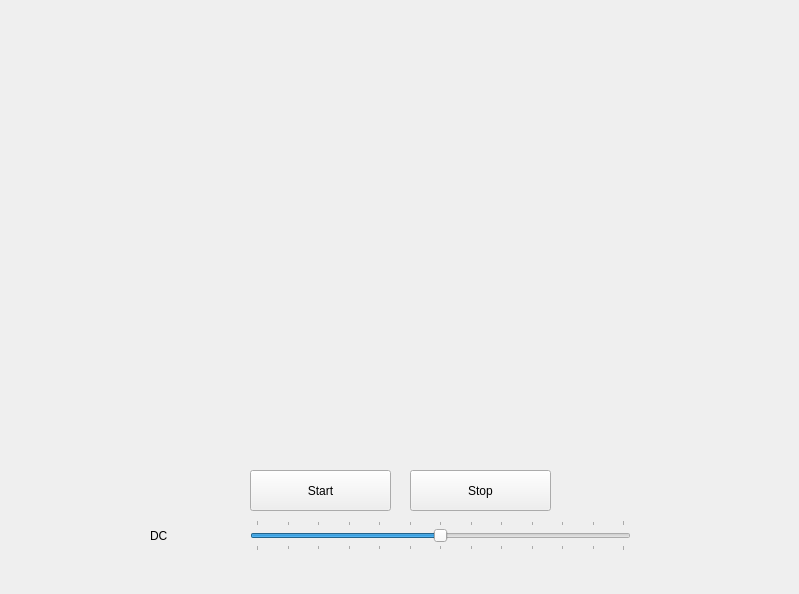
Qt form mainUI.ui (matsu490/RealtimeSimulation) before a commit.
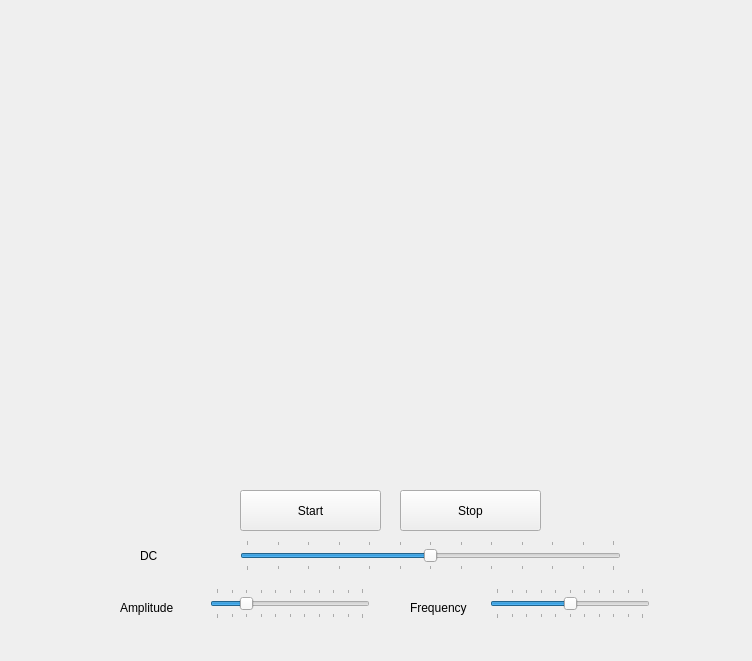
The same form after that commit.

```diff
--- a/mainUI.ui
+++ b/mainUI.ui
@@ -6,8 +6,8 @@
    <rect>
     <x>0</x>
     <y>0</y>
-    <width>799</width>
-    <height>594</height>
+    <width>752</width>
+    <height>661</height>
    </rect>
   </property>
   <property name="windowTitle">
@@ -17,8 +17,8 @@
    <widget class="QSlider" name="DCSlider">
     <property name="geometry">
      <rect>
-      <x>250</x>
-      <y>520</y>
+      <x>240</x>
+      <y>540</y>
       <width>381</width>
       <height>31</height>
      </rect>
@@ -53,16 +53,16 @@
      <rect>
       <x>0</x>
       <y>0</y>
-      <width>771</width>
-      <height>421</height>
+      <width>531</width>
+      <height>441</height>
      </rect>
     </property>
    </widget>
    <widget class="QWidget" name="ToolBarWidget" native="true">
     <property name="geometry">
      <rect>
-      <x>0</x>
-      <y>420</y>
+      <x>100</x>
+      <y>440</y>
       <width>581</width>
       <height>41</height>
      </rect>
@@ -71,8 +71,8 @@
    <widget class="QLabel" name="DCLabel">
     <property name="geometry">
      <rect>
-      <x>150</x>
-      <y>520</y>
+      <x>140</x>
+      <y>540</y>
       <width>91</width>
       <height>31</height>
      </rect>
@@ -84,8 +84,8 @@
    <widget class="QPushButton" name="StartButton">
     <property name="geometry">
      <rect>
-      <x>250</x>
-      <y>470</y>
+      <x>240</x>
+      <y>490</y>
       <width>141</width>
       <height>41</height>
      </rect>
@@ -97,8 +97,8 @@
    <widget class="QPushButton" name="StopButton">
     <property name="geometry">
      <rect>
-      <x>410</x>
-      <y>470</y>
+      <x>400</x>
+      <y>490</y>
       <width>141</width>
       <height>41</height>
      </rect>
@@ -107,6 +107,82 @@
      <string>Stop</string>
     </property>
    </widget>
+   <widget class="QSlider" name="AmpSlider">
+    <property name="geometry">
+     <rect>
+      <x>210</x>
+      <y>588</y>
+      <width>160</width>
+      <height>31</height>
+     </rect>
+    </property>
+    <property name="maximum">
+     <number>100</number>
+    </property>
+    <property name="singleStep">
+     <number>1</number>
+    </property>
+    <property name="pageStep">
+     <number>10</number>
+    </property>
+    <property name="value">
+     <number>20</number>
+    </property>
+    <property name="orientation">
+     <enum>Qt::Horizontal</enum>
+    </property>
+    <property name="tickPosition">
+     <enum>QSlider::TicksBothSides</enum>
+    </property>
+   </widget>
+   <widget class="QSlider" name="FreqSlider">
+    <property name="geometry">
+     <rect>
+      <x>490</x>
+      <y>588</y>
+      <width>160</width>
+      <height>31</height>
+     </rect>
+    </property>
+    <property name="maximum">
+     <number>100</number>
+    </property>
+    <property name="value">
+     <number>50</number>
+    </property>
+    <property name="orientation">
+     <enum>Qt::Horizontal</enum>
+    </property>
+    <property name="tickPosition">
+     <enum>QSlider::TicksBothSides</enum>
+    </property>
+   </widget>
+   <widget class="QLabel" name="AmpLabel">
+    <property name="geometry">
+     <rect>
+      <x>120</x>
+      <y>600</y>
+      <width>81</width>
+      <height>16</height>
+     </rect>
+    </property>
+    <property name="text">
+     <string>Amplitude</string>
+    </property>
+   </widget>
+   <widget class="QLabel" name="FreqLabel">
+    <property name="geometry">
+     <rect>
+      <x>410</x>
+      <y>600</y>
+      <width>61</width>
+      <height>16</height>
+     </rect>
+    </property>
+    <property name="text">
+     <string>Frequency</string>
+    </property>
+   </widget>
   </widget>
   <widget class="QMenuBar" name="menubar">
    <property name="geometry">
```
Left out of the diff: 2 changed lines with no effect on the pictures.
